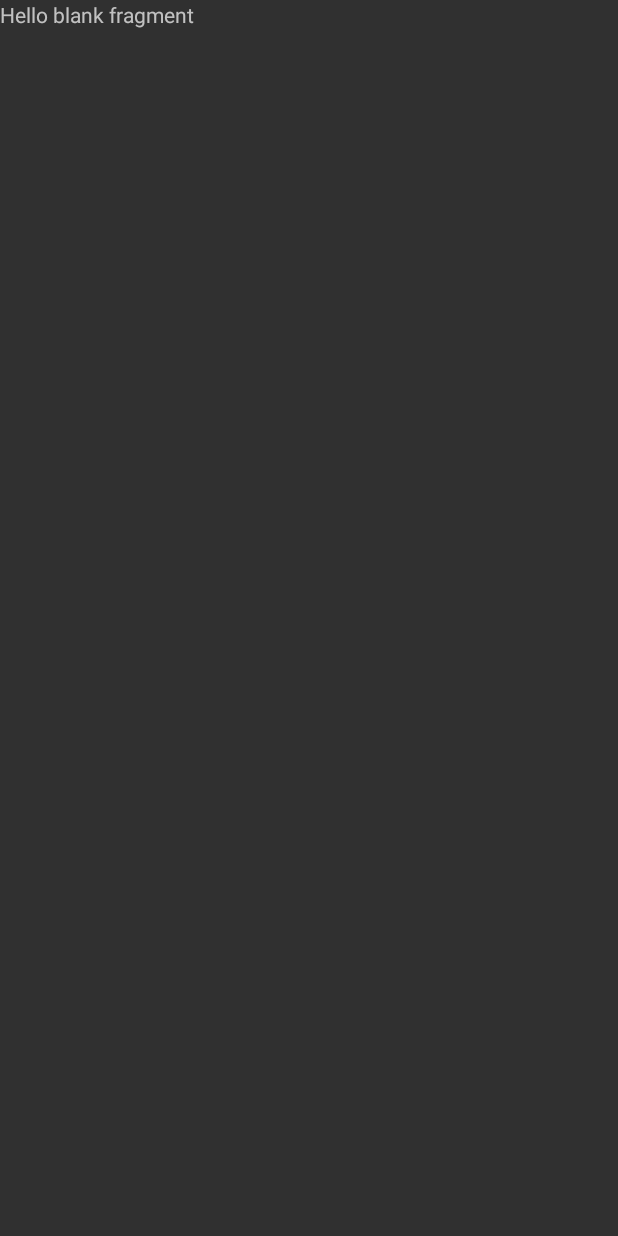
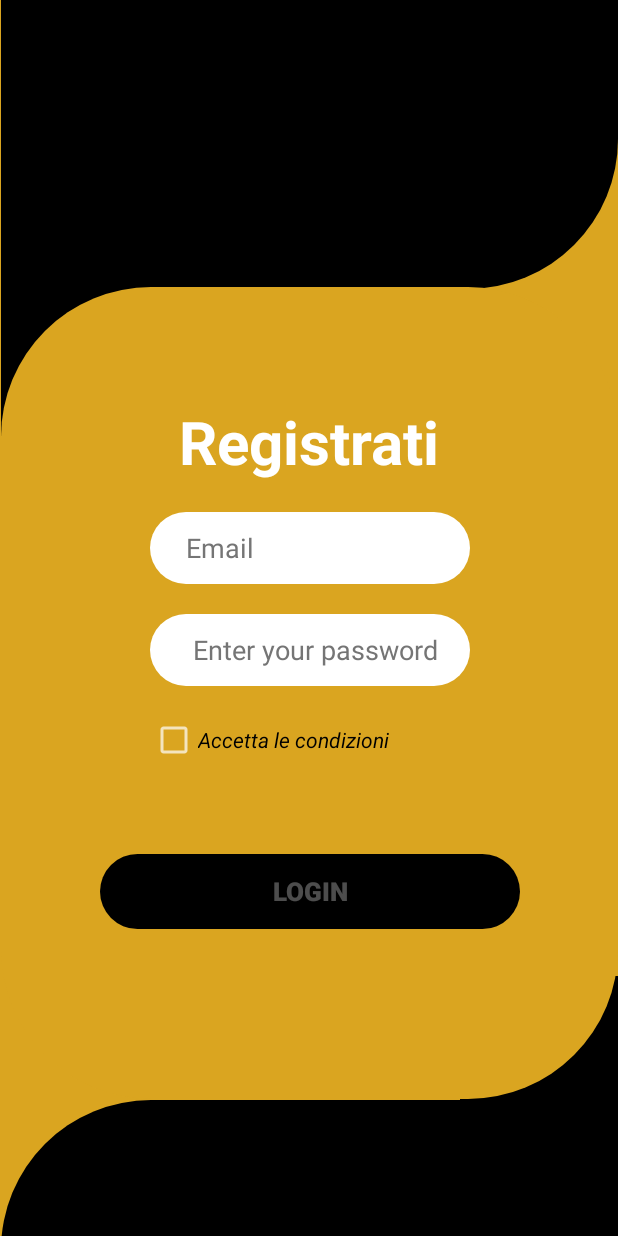
Before and after one commit to Antoniste/TheUncleAndGioppeProject, an Android app: the SignUpFragment screen opened through its navigation route, on a phone screen of 412 x 824 dp. Before the commit the screen is almost empty. Run offline under Robolectric (Android 15) with nearby library versions, the phone set to English and light mode, and no system bars; our stand-ins replace Dagger/Hilt's generated code, data binding, navigation-ui.

Commit message:
add room and sign Up page

```diff
--- a/app/src/main/java/com/example/theuncleandgioppeproject/HomeFragment.kt
+++ b/app/src/main/java/com/example/theuncleandgioppeproject/HomeFragment.kt
@@ -5,6 +5,7 @@ import androidx.fragment.app.Fragment
 import android.view.LayoutInflater
 import android.view.View
 import android.view.ViewGroup
+import dagger.hilt.android.AndroidEntryPoint
 
 // TODO: Rename parameter arguments, choose names that match
 // the fragment initialization parameters, e.g. ARG_ITEM_NUMBER
@@ -16,6 +17,7 @@ private const val ARG_PARAM2 = "param2"
  * Use the [HomeFragment.newInstance] factory method to
  * create an instance of this fragment.
  */
+@AndroidEntryPoint
 class HomeFragment : Fragment() {
     // TODO: Rename and change types of parameters
     private var param1: String? = null
--- a/app/src/main/java/com/example/theuncleandgioppeproject/MyApp.kt
+++ b/app/src/main/java/com/example/theuncleandgioppeproject/MyApp.kt
@@ -3,6 +3,6 @@ package com.example.theuncleandgioppeproject
 import android.app.Application
 import dagger.hilt.android.HiltAndroidApp
 
-
+@HiltAndroidApp
 class MyApp: Application() {
 }
--- a/app/src/main/java/com/example/theuncleandgioppeproject/SignUpFragment.kt
+++ b/app/src/main/java/com/example/theuncleandgioppeproject/SignUpFragment.kt
@@ -1,10 +1,22 @@
 package com.example.theuncleandgioppeproject
 
+import android.content.Context
 import android.os.Bundle
 import androidx.fragment.app.Fragment
 import android.view.LayoutInflater
 import android.view.View
 import android.view.ViewGroup
+import android.view.inputmethod.InputMethodManager
+import androidx.core.widget.doOnTextChanged
+import androidx.fragment.app.viewModels
+import androidx.lifecycle.lifecycleScope
+import androidx.navigation.fragment.findNavController
+import com.example.theuncleandgioppeproject.databinding.FragmentLoginBinding
+import com.example.theuncleandgioppeproject.databinding.FragmentSignUpBinding
+import com.example.theuncleandgioppeproject.db.UserPorn
+import com.example.theuncleandgioppeproject.viewModel.LoginViewModel
+import dagger.hilt.android.AndroidEntryPoint
+import kotlinx.coroutines.launch
 
 // TODO: Rename parameter arguments, choose names that match
 // the fragment initialization parameters, e.g. ARG_ITEM_NUMBER
@@ -16,44 +28,42 @@ private const val ARG_PARAM2 = "param2"
  * Use the [SignUpFragment.newInstance] factory method to
  * create an instance of this fragment.
  */
+@AndroidEntryPoint
 class SignUpFragment : Fragment() {
         // TODO: Rename and change types of parameters
-    private var param1: String? = null
-    private var param2: String? = null
-
-    override fun onCreate(savedInstanceState: Bundle?) {
-        super.onCreate(savedInstanceState)
-        arguments?.let {
-            param1 = it.getString(ARG_PARAM1)
-            param2 = it.getString(ARG_PARAM2)
-        }
-    }
+        private lateinit var binding: FragmentSignUpBinding
+         val loginViewModel: LoginViewModel by viewModels()
 
         override fun onCreateView(
             inflater: LayoutInflater, container: ViewGroup?,
             savedInstanceState: Bundle?
         ): View? {
             // Inflate the layout for this fragment
-        return inflater.inflate(R.layout.fragment_sign_up, container, false)
+            binding= FragmentSignUpBinding.inflate(layoutInflater)
+            return binding.root
         }
 
-    companion object {
-        /**
-         * Use this factory method to create a new instance of
-         * this fragment using the provided parameters.
-         *
-         * @param param1 Parameter 1.
-         * @param param2 Parameter 2.
-         * @return A new instance of fragment SignUpFragment.
-         */
-        // TODO: Rename and change types and number of parameters
-        @JvmStatic
-        fun newInstance(param1: String, param2: String) =
-            SignUpFragment().apply {
-                arguments = Bundle().apply {
-                    putString(ARG_PARAM1, param1)
-                    putString(ARG_PARAM2, param2)
+        override fun onViewCreated(view: View, savedInstanceState: Bundle?) {
+            super.onViewCreated(view, savedInstanceState)
+            binding.editEmail.doOnTextChanged { text, _, _, _ ->
+                binding.butLogin.isEnabled =
+                    text.toString().isNotEmpty() && binding.editPassword.text.toString()
+                        .isNotEmpty()
+            }
+            binding.editPassword.doOnTextChanged { text, _, _, _ ->
+                binding.butLogin.isEnabled =
+                    text.toString().isNotEmpty() && binding.editEmail.text.toString()
+                        .isNotEmpty()
+            }
+            binding.butLogin.setOnClickListener {
+                val email = binding.editEmail.text.toString()
+                val password = binding.editPassword.text.toString()
+                val keyboard = requireContext().getSystemService(Context.INPUT_METHOD_SERVICE) as InputMethodManager
+                keyboard.hideSoftInputFromWindow(binding.root.windowToken, 0)
+                lifecycleScope.launch {
+                    loginViewModel.insertUser(UserPorn(binding.editEmail.text.toString(), binding.editPassword.text.toString()))
+                }
+                findNavController().navigate(R.id.action_signUpFragment_to_loginFragment)
             }
         }
     }
-}
--- a/app/src/main/java/com/example/theuncleandgioppeproject/WelcomeFragment.kt
+++ b/app/src/main/java/com/example/theuncleandgioppeproject/WelcomeFragment.kt
@@ -9,7 +9,9 @@ import androidx.databinding.DataBindingUtil
 import androidx.databinding.ViewDataBinding
 import androidx.navigation.fragment.findNavController
 import com.example.theuncleandgioppeproject.databinding.FragmentWelcomeBinding
+import dagger.hilt.android.AndroidEntryPoint
 
+@AndroidEntryPoint
 class WelcomeFragment : Fragment() {
 
     private lateinit var binding: FragmentWelcomeBinding
--- a/app/src/main/java/com/example/theuncleandgioppeproject/view/MainActivity.kt
+++ b/app/src/main/java/com/example/theuncleandgioppeproject/view/MainActivity.kt
@@ -9,7 +9,7 @@ import com.example.theuncleandgioppeproject.R
 import com.example.theuncleandgioppeproject.databinding.ActivityMainBinding
 import dagger.hilt.android.AndroidEntryPoint
 
-
+@AndroidEntryPoint
 class MainActivity : AppCompatActivity() {
     private lateinit var navController: NavController
 
--- /dev/null
+++ b/app/src/main/res/drawable/db_custom_sign_up_layout.xml
@@ -0,0 +1,59 @@
+<?xml version="1.0" encoding="utf-8"?>
+<layer-list xmlns:android="http://schemas.android.com/apk/res/android">
+    //gioco di colori parte a sinistra
+
+    //parte sotto la nera
+    <item
+        android:width="411dp"
+        android:height="175dp"
+        android:top="766dp">
+        <shape android:shape="rectangle">
+            <solid android:color="@color/black" />
+            <corners android:topLeftRadius="100dp" />
+        </shape>
+    </item>
+    //parte sopra
+    <item
+        android:width="411dp"
+        android:height="225dp">
+        <shape android:shape="rectangle">
+            <solid android:color="@color/black" />
+            <corners android:bottomRightRadius="100dp" />
+        </shape>
+    </item>
+    //sopra la parte nera
+    <item
+        android:width="205.5dp"
+        android:height="100dp"
+        android:top="223.5dp">
+        <shape android:shape="rectangle">
+            <solid android:color="@color/black" />
+            <corners android:bottomRightRadius="100dp" />
+        </shape>
+    </item>
+    //sotto la parte nera
+    <item
+        android:width="105dp"
+        android:height="100dp"
+        android:top="683.5dp"
+        android:left="306dp">
+        <shape android:shape="rectangle">
+            <solid android:color="@color/black" />
+        </shape>
+    </item>
+    <item
+        android:width="411dp"
+        android:height="541dp"
+        android:top="224.5dp">
+        <shape android:shape="rectangle">
+            <solid android:color="@color/goldenRod"></solid>
+            <corners
+                android:bottomLeftRadius="100dp"
+                android:bottomRightRadius="100dp"
+                android:topLeftRadius="100dp"
+                android:topRightRadius="100dp" />
+        </shape>
+    </item>
+
+
+</layer-list>
--- a/app/src/main/res/layout/fragment_sign_up.xml
+++ b/app/src/main/res/layout/fragment_sign_up.xml
@@ -1,14 +1,103 @@
 <?xml version="1.0" encoding="utf-8"?>
-<FrameLayout xmlns:android="http://schemas.android.com/apk/res/android"
-    xmlns:tools="http://schemas.android.com/tools"
-    android:layout_width="match_parent"
-    android:layout_height="match_parent"
-    tools:context=".SignUpFragment">
+<layout xmlns:android="http://schemas.android.com/apk/res/android"
+    xmlns:app="http://schemas.android.com/apk/res-auto"
+    xmlns:tools="http://schemas.android.com/tools">
 
-    <!-- TODO: Update blank fragment layout -->
-    <TextView
-        android:layout_width="match_parent"
-        android:layout_height="match_parent"
-        android:text="@string/hello_blank_fragment" />
+    <androidx.constraintlayout.widget.ConstraintLayout
+        android:layout_width="wrap_content"
+        android:layout_height="wrap_content"
+        android:background="@color/goldenRod"
+        tools:context=".SignUpFragment">
 
-</FrameLayout>
+        <androidx.constraintlayout.widget.ConstraintLayout
+            android:layout_width="411dp"
+            android:layout_height="891dp"
+            android:background="@drawable/db_custom_sign_up_layout"
+            app:layout_constraintBottom_toBottomOf="parent"
+            app:layout_constraintEnd_toEndOf="parent"
+            app:layout_constraintStart_toStartOf="parent"
+            app:layout_constraintTop_toTopOf="parent">
+
+            <TextView
+                android:id="@+id/tvAccedi"
+                android:layout_width="match_parent"
+                android:layout_height="wrap_content"
+                android:gravity="center_horizontal"
+                android:text="Registrati"
+                android:textColor="@color/white"
+                android:textSize="40sp"
+                android:textStyle="bold"
+                android:layout_marginTop="300dp"
+                app:layout_constraintEnd_toEndOf="parent"
+                app:layout_constraintStart_toStartOf="parent"
+                app:layout_constraintTop_toTopOf="parent" />
+
+            <EditText
+                android:id="@+id/editEmail"
+                android:layout_width="wrap_content"
+                android:layout_height="48dp"
+                android:layout_marginTop="20dp"
+                android:ems="10"
+                android:hint="   Email"
+                android:background="@drawable/db_custom_button_welcome"
+                android:backgroundTint="@color/white"
+                android:textColor="@color/black"
+                android:textColorHint="#757575"
+                android:paddingStart="10dp"
+                android:inputType="textEmailAddress"
+                app:layout_constraintEnd_toEndOf="parent"
+                app:layout_constraintStart_toStartOf="parent"
+                app:layout_constraintTop_toBottomOf="@id/tvAccedi" />
+
+            <EditText
+                android:id="@+id/editPassword"
+                android:layout_width="wrap_content"
+                android:layout_height="48dp"
+                android:layout_marginStart="20dp"
+                android:layout_marginTop="20dp"
+                android:layout_marginEnd="20dp"
+                android:paddingStart="10dp"
+                android:background="@drawable/db_custom_button_welcome"
+                android:backgroundTint="@color/white"
+                android:ems="10"
+                app:passwordToggleEnabled="true"
+                android:hint="    Enter your password"
+                android:inputType="textPassword"
+                android:textColor="@color/black"
+                android:textColorHint="#757575"
+                app:layout_constraintEnd_toEndOf="parent"
+                app:layout_constraintStart_toStartOf="parent"
+                app:layout_constraintTop_toBottomOf="@id/editEmail" />
+
+            <CheckBox
+                android:id="@+id/checkbox_ricorda"
+                android:layout_width="wrap_content"
+                android:layout_height="32dp"
+                android:layout_marginTop="20dp"
+                android:text="Accetta le condizioni"
+                android:textColor="@color/black"
+                android:textStyle="italic"
+                app:layout_constraintStart_toStartOf="@id/editPassword"
+                app:layout_constraintTop_toBottomOf="@id/editPassword" />
+
+
+            <Button
+                android:id="@+id/butLogin"
+                android:layout_width="280dp"
+                android:layout_height="50dp"
+                android:layout_marginTop="60dp"
+                android:background="@drawable/db_custom_button_welcome"
+                android:enabled="false"
+                android:text="LOGIN"
+                android:backgroundTint="@color/black"
+                android:textSize="17sp"
+                android:textStyle="bold"
+                app:layout_constraintEnd_toEndOf="parent"
+                app:layout_constraintStart_toStartOf="parent"
+                app:layout_constraintTop_toBottomOf="@id/checkbox_ricorda" />
+
+
+
+        </androidx.constraintlayout.widget.ConstraintLayout>
+    </androidx.constraintlayout.widget.ConstraintLayout>
+</layout>
```
Also changed, not shown: app/build.gradle (+8 -3 lines), app/src/main/java/com/example/theuncleandgioppeproject/LoginFragment.kt (+14 -13 lines), app/src/main/java/com/example/theuncleandgioppeproject/db/DaoPorn.kt (added, +14 -0 lines), app/src/main/java/com/example/theuncleandgioppeproject/db/PornDatabase.kt (added, +9 -0 lines), app/src/main/java/com/example/theuncleandgioppeproject/db/UserPorn.kt (added, +16 -0 lines), app/src/main/java/com/example/theuncleandgioppeproject/di/module/LoginModule.kt (+25 -5 lines), app/src/main/java/com/example/theuncleandgioppeproject/repository/LoginRepository.kt (deleted, +0 -14 lines), app/src/main/java/com/example/theuncleandgioppeproject/repository/PornRepository.kt (added, +14 -0 lines), app/src/main/java/com/example/theuncleandgioppeproject/viewModel/LoginViewModel.kt (+15 -6 lines). Lines whose indentation alone changed are shown as unchanged.
